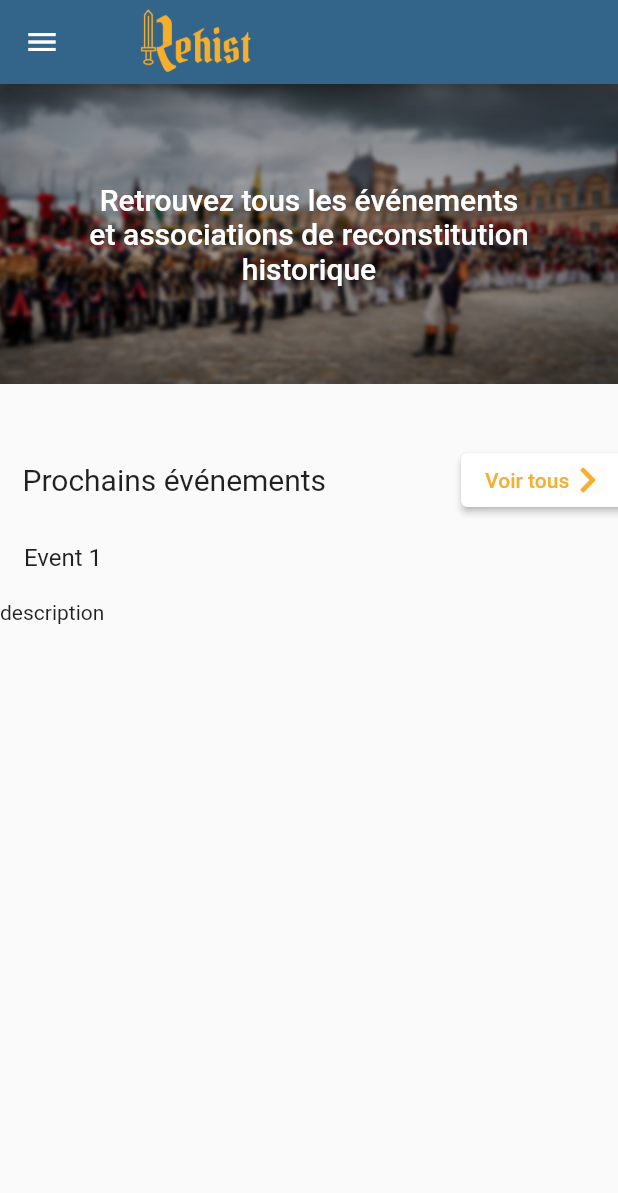
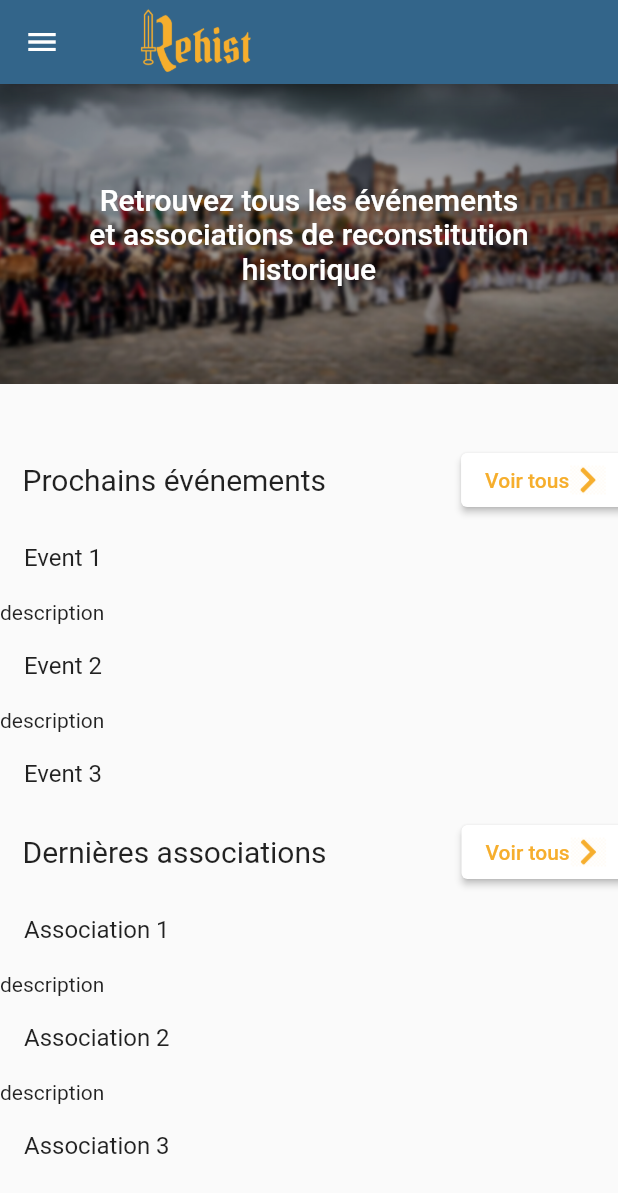
Before and after one commit to RyanIkhlef/rehist_flutter, a Flutter app: the screen it shows after launch, on a phone screen of 412 x 824 dp. Shown: the top 1193 px of the screen. Run offline on Flutter 3.47's test engine with Material 2 defaults, Android fonts, the phone set to English and light mode, and no system bars; our stand-ins replace firebase_core; accounts and stored records are empty; Roboto replaces fonts that are missing (work sans).

Commit message:
add association list in home page

```diff
--- a/lib/views/home_page.dart
+++ b/lib/views/home_page.dart
@@ -15,13 +15,17 @@ class HomePage extends StatelessWidget {
     return Scaffold(
       appBar: NavBar.navBar(context),
       drawer: const NavDrawer(),
-      body: Column(
+      body: SingleChildScrollView(
+        child: Column(
           children: [
             _banner(context),
             const Padding(padding: EdgeInsets.only(bottom: 40)),
             _nextEvents(),
             _eventList(context),
+            _lastAssociations(),
+            _associationList(context),
           ],
+        ),
       ),
     );
   }
@@ -70,7 +74,68 @@ class HomePage extends StatelessWidget {
             ),
           ),
         ),
-        Align(
+        _showAll(),
+      ],
+    );
+  }
+
+  _eventList(BuildContext context) {
+    return SizedBox(
+      height: 200,
+      width: MediaQuery.of(context).size.width,
+      child: ListView(
+        children: [
+          const ListTile(title: Text("Event 1"),),
+          ListBody(children: const [Text("description")],),
+          const ListTile(title: Text("Event 2"),),
+          ListBody(children: const [Text("description")],),
+          const ListTile(title: Text("Event 3"),),
+          ListBody(children: const [Text("description")],),
+        ],
+      ),
+    );
+  }
+
+  _lastAssociations() {
+    return Row(
+      children: [
+        const Align(
+          alignment: Alignment.centerLeft,
+          child: Padding(
+            padding: EdgeInsets.only(left: 15),
+            child: Text(
+              "Dernières associations",
+              textAlign: TextAlign.start,
+              style: TextStyle(
+                fontSize: 20,
+              ),
+            ),
+          ),
+        ),
+        _showAll()
+      ],
+    );
+  }
+
+  _associationList(BuildContext context) {
+    return SizedBox(
+      height: 200,
+      width: MediaQuery.of(context).size.width,
+      child: ListView(
+        children: [
+          const ListTile(title: Text("Association 1"),),
+          ListBody(children: const [Text("description")],),
+          const ListTile(title: Text("Association 2"),),
+          ListBody(children: const [Text("description")],),
+          const ListTile(title: Text("Association 3"),),
+          ListBody(children: const [Text("description")],),
+        ],
+      ),
+    );
+  }
+
+  _showAll() {
+    return Align(
         alignment: Alignment.centerRight,
         child: Padding(
           padding: const EdgeInsets.only(left: 90),
@@ -97,21 +162,6 @@ class HomePage extends StatelessWidget {
             ),
           ),
         )
-        ),
-      ],
-    );
-  }
-
-  _eventList(BuildContext context) {
-    return SizedBox(
-      height: 392,
-      width: MediaQuery.of(context).size.width,
-      child: ListView(
-        children: [
-          const ListTile(title: Text("Event 1"),),
-          ListBody(children: const [Text("description")],)
-        ],
-      ),
     );
   }
 }
```
Lines whose indentation alone changed are shown as unchanged.
